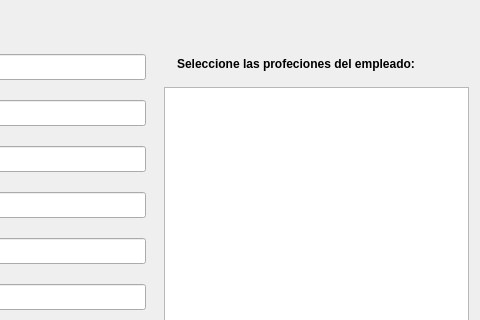
This is views/qt_files/frame_empleado.ui in AlejoOsorio/BasesDeDatosProyecto as Qt 5 draws it before an edit; both pictures show x 171 to 651 and y 0 to 320 of the 651 by 402 pixel window. The edited form follows.
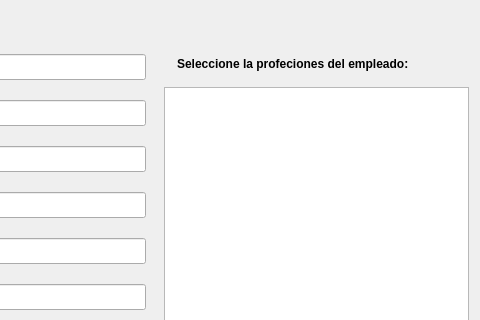
This is the edited form.

The edit to the form file:
```diff
--- a/views/qt_files/frame_empleado.ui
+++ b/views/qt_files/frame_empleado.ui
@@ -282,7 +282,7 @@
 }</string>
          </property>
          <property name="text">
-          <string>Seleccione las profeciones del empleado:</string>
+          <string>Seleccione la profeciones del empleado:</string>
          </property>
         </widget>
        </item>
```
Left out of the diff: 3 changed lines with no effect on the pictures.
